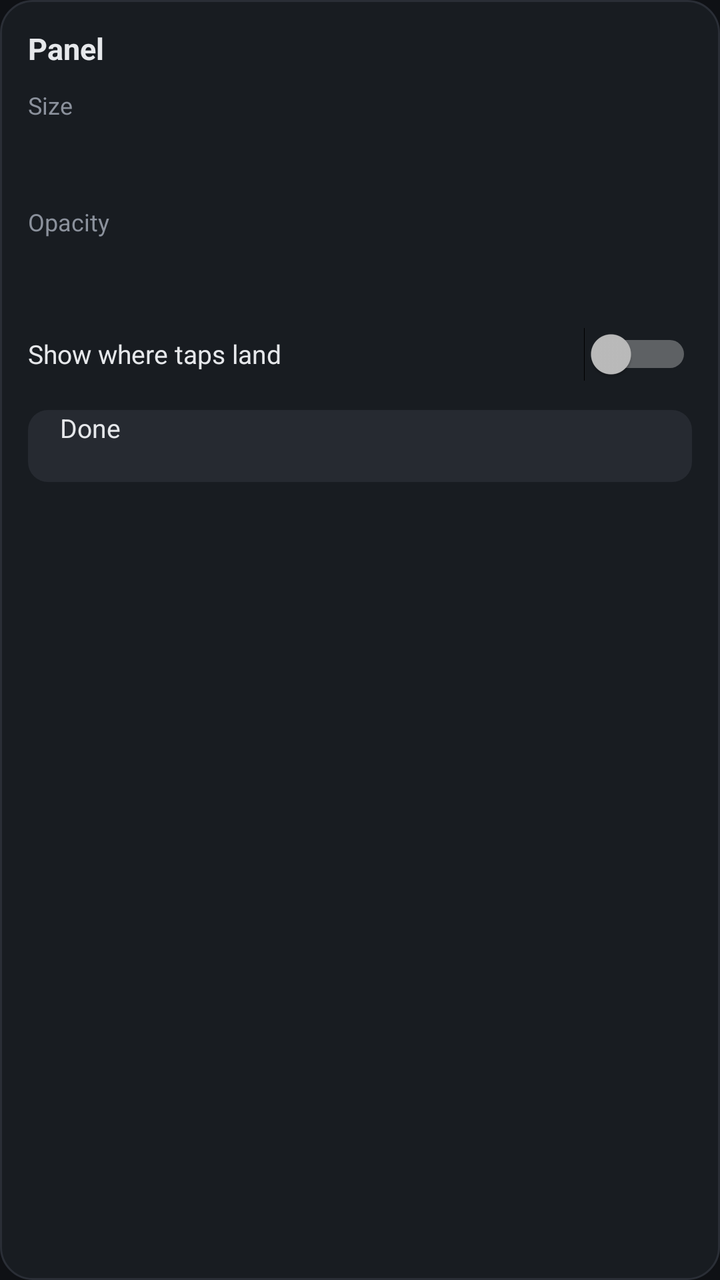
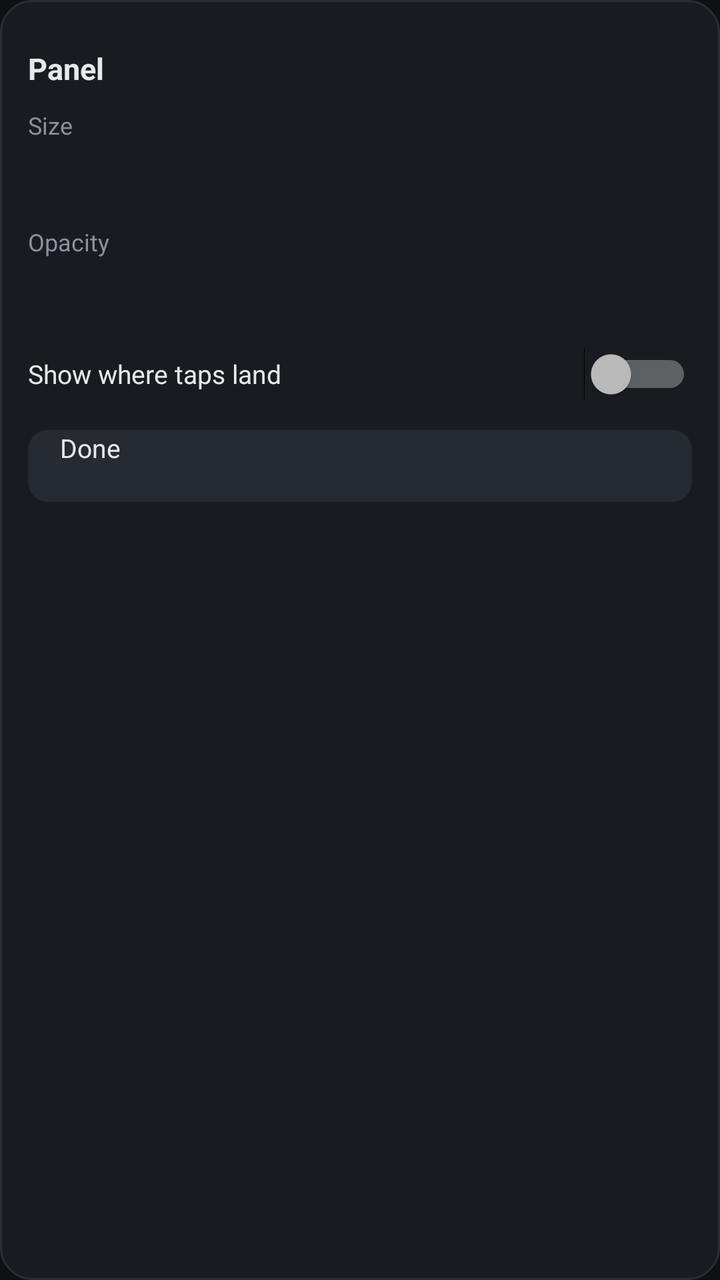

Screens rendered from an Android XML layout before and after an edit, with the pre-edit source and the edit as a unified diff.
<!-- AndroidManifest.xml: application theme AppTheme -->
<!-- res/layout/panel_settings.xml -->
<?xml version="1.0" encoding="utf-8"?>
<LinearLayout xmlns:android="http://schemas.android.com/apk/res/android"
    android:layout_width="220dp"
    android:layout_height="wrap_content"
    android:background="@drawable/panel_bg"
    android:orientation="vertical"
    android:padding="14dp">

    <TextView
        android:layout_width="wrap_content"
        android:layout_height="wrap_content"
        android:text="Panel"
        android:textColor="@color/text"
        android:textSize="15sp"
        android:textStyle="bold" />

    <TextView
        android:id="@+id/size_label"
        style="@style/Label"
        android:text="Size" />

    <SeekBar
        android:id="@+id/size"
        android:layout_width="match_parent"
        android:layout_height="32dp"
        android:max="8" />

    <TextView
        android:id="@+id/opacity_label"
        style="@style/Label"
        android:text="Opacity" />

    <SeekBar
        android:id="@+id/opacity"
        android:layout_width="match_parent"
        android:layout_height="32dp"
        android:max="14" />

    <Switch
        android:id="@+id/indicators"
        android:layout_width="match_parent"
        android:layout_height="40dp"
        android:layout_marginTop="6dp"
        android:text="Show where taps land"
        android:textColor="@color/text"
        android:textSize="13sp" />

    <Button
        android:id="@+id/done"
        style="@style/Btn"
        android:layout_width="match_parent"
        android:layout_height="36dp"
        android:layout_marginTop="8dp"
        android:text="Done"
        android:textSize="13sp" />
</LinearLayout>
<!-- resources referenced by this layout -->
<resources>
  <color name="text">#E6E8EB</color>
  <!-- drawable panel_bg (drawable) -->
  <?xml version="1.0" encoding="utf-8"?>
  <shape xmlns:android="http://schemas.android.com/apk/res/android" android:shape="rectangle">
      <solid android:color="#E61A1D23" />
      <stroke android:width="1dp" android:color="@color/line" />
      <corners android:radius="16dp" />
  </shape>
  <style name="Btn">
          <item name="android:layout_width">wrap_content</item>
          <item name="android:layout_height">40dp</item>
          <item name="android:background">@drawable/btn</item>
          <item name="android:textColor">@color/text</item>
          <item name="android:textAllCaps">false</item>
          <item name="android:textSize">14sp</item>
          <item name="android:paddingStart">16dp</item>
          <item name="android:paddingEnd">16dp</item>
          <item name="android:minWidth">0dp</item>
          <item name="android:stateListAnimator">@null</item>
      </style>
  <style name="Label">
          <item name="android:layout_width">wrap_content</item>
          <item name="android:layout_height">wrap_content</item>
          <item name="android:textColor">@color/muted</item>
          <item name="android:textSize">12sp</item>
          <item name="android:layout_marginTop">10dp</item>
      </style>
  <style name="AppTheme" parent="@android:style/Theme.Material.NoActionBar">
          <item name="android:colorPrimary">@color/bg</item>
          <item name="android:colorPrimaryDark">@color/bg</item>
          <item name="android:colorAccent">@color/accent</item>
          <item name="android:windowBackground">@color/bg</item>
          <item name="android:statusBarColor">@color/bg</item>
          <item name="android:navigationBarColor">@color/bg</item>
          <item name="android:textColorPrimary">@color/text</item>
          <item name="android:textColorSecondary">@color/muted</item>
          <item name="android:alertDialogTheme">@style/DialogTheme</item>
      </style>
  <color name="line">#2A2E36</color>
  <!-- drawable btn (drawable) -->
  <?xml version="1.0" encoding="utf-8"?>
  <ripple xmlns:android="http://schemas.android.com/apk/res/android" android:color="#33FFFFFF">
      <item>
          <shape android:shape="rectangle">
              <solid android:color="#262A31" />
              <corners android:radius="10dp" />
          </shape>
      </item>
  </ripple>
  <color name="muted">#8B919C</color>
  <color name="bg">#0F1115</color>
  <color name="accent">#5AA9FF</color>
  <style name="DialogTheme" parent="@android:style/Theme.Material.Dialog.Alert">
          <item name="android:colorAccent">@color/accent</item>
          <item name="android:background">@color/card</item>
      </style>
  <color name="card">#1A1D23</color>
</resources>

<!-- the commit's change to res/layout/panel_settings.xml (unified diff, before → after) -->
@@ -5,6 +5,13 @@
     android:background="@drawable/panel_bg"
     android:orientation="vertical"
     android:padding="14dp">
+
+    <LinearLayout
+        android:id="@+id/macro_box"
+        android:layout_width="match_parent"
+        android:layout_height="wrap_content"
+        android:layout_marginBottom="10dp"
+        android:orientation="vertical" />
 
     <TextView
         android:layout_width="wrap_content"
@@ -23,7 +30,7 @@
         android:id="@+id/size"
         android:layout_width="match_parent"
         android:layout_height="32dp"
-        android:max="8" />
+        android:max="10" />
 
     <TextView
         android:id="@+id/opacity_label"
